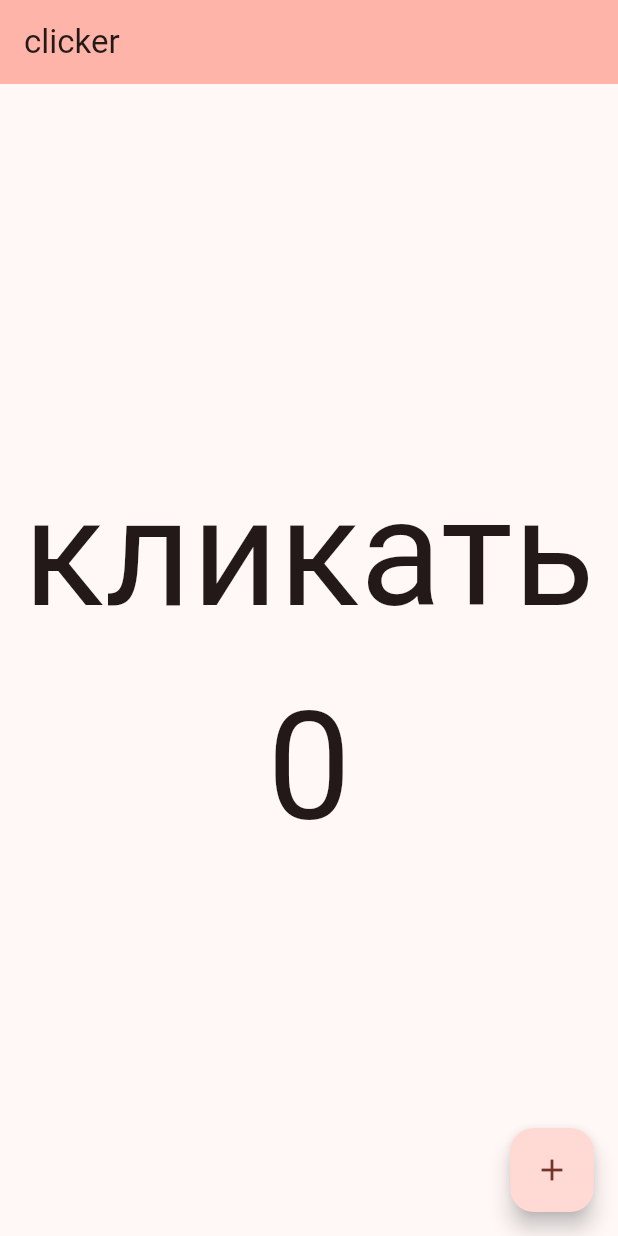
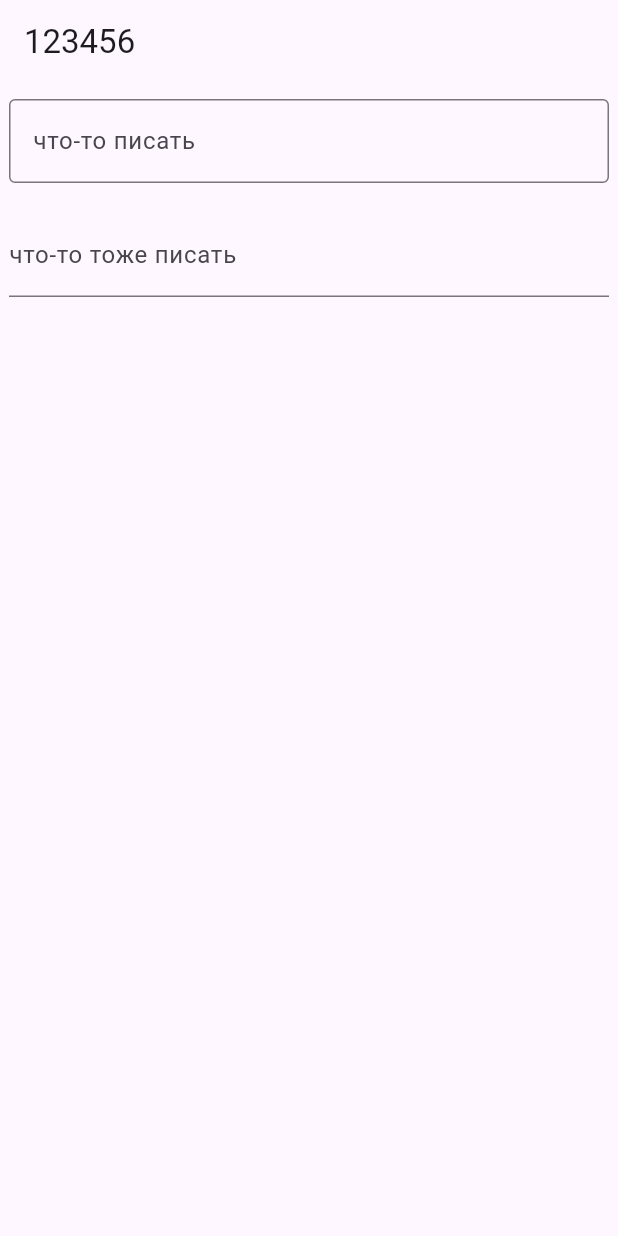
Before and after one commit to zxcoil228/123, a Flutter app: the screen it shows after launch, on a phone screen of 412 x 824 dp. Run offline on Flutter 3.47's test engine with Material 3 defaults, Android fonts, the phone set to English and light mode, and no system bars.

Commit message:
untitled1

```diff
--- a/lib/main.dart
+++ b/lib/main.dart
@@ -1,78 +1,52 @@
 import 'package:flutter/material.dart';
 
-void main() {
-  runApp(const MyApp());
-}
+void main() => runApp(const MyApp());
 
 class MyApp extends StatelessWidget {
-  const MyApp({super.key});
+  const MyApp();
 
   @override
   Widget build(BuildContext context) {
+    const appTitle = '123456';
     return MaterialApp(
-      title: 'кликер',
-      theme: ThemeData(
-
-        colorScheme: ColorScheme.fromSeed(seedColor: Colors.red),
-        useMaterial3: true,
+      title: appTitle,
+      home: Scaffold(
+        appBar: AppBar(
+          title: const Text(appTitle),
+        ),
+        body:  MyCustomForm(),
       ),
-      home: const MyHomePage(title: 'clicker'),
     );
   }
 }
 
-class MyHomePage extends StatefulWidget {
-  const MyHomePage({super.key, required this.title});
-
-
-  final String title;
-
-  @override
-  State<MyHomePage> createState() => _MyHomePageState();
-}
-
-class _MyHomePageState extends State<MyHomePage> {
-  int _counter = 0;
-
-  void _incrementCounter() {
-    setState(() {
-
-      _counter++;
-    });
-  }
+class MyCustomForm extends StatelessWidget {
+  const MyCustomForm();
 
   @override
   Widget build(BuildContext context) {
-
-    return Scaffold(
-      appBar: AppBar(
-
-        backgroundColor: Theme.of(context).colorScheme.inversePrimary,
-
-        title: Text(widget.title),
-      ),
-      body: Center(
-
-        child: Column(
-
-          mainAxisAlignment: MainAxisAlignment.center,
-          children: <Widget>[
-            const Text(
-              'кликать',
-              style: TextStyle(fontSize: 100),
+    return Column(
+      crossAxisAlignment: CrossAxisAlignment.start,
+      children: [
+        Padding(
+          padding: EdgeInsets.symmetric(horizontal: 6, vertical: 10),
+          child: TextField(
+            decoration: InputDecoration(
+              border: OutlineInputBorder(),
+              hintText: 'что-то писать',
             ),
-            Text(
-              '$_counter',
-              style: TextStyle(fontSize: 100),
+          ),
+        ),
+        Padding(
+          padding: const EdgeInsets.symmetric(horizontal: 6, vertical: 10),
+          child: TextFormField(
+            decoration: const InputDecoration(
+              border: UnderlineInputBorder(),
+              labelText: 'что-то тоже писать',
             ),
-          ],
+          ),
         ),
-      ),
-      floatingActionButton: FloatingActionButton(
-        onPressed: _incrementCounter,
-        tooltip: 'Increment',
-        child: const Icon(Icons.add),
-      ),
+      ],
     );
   }
 }
```
